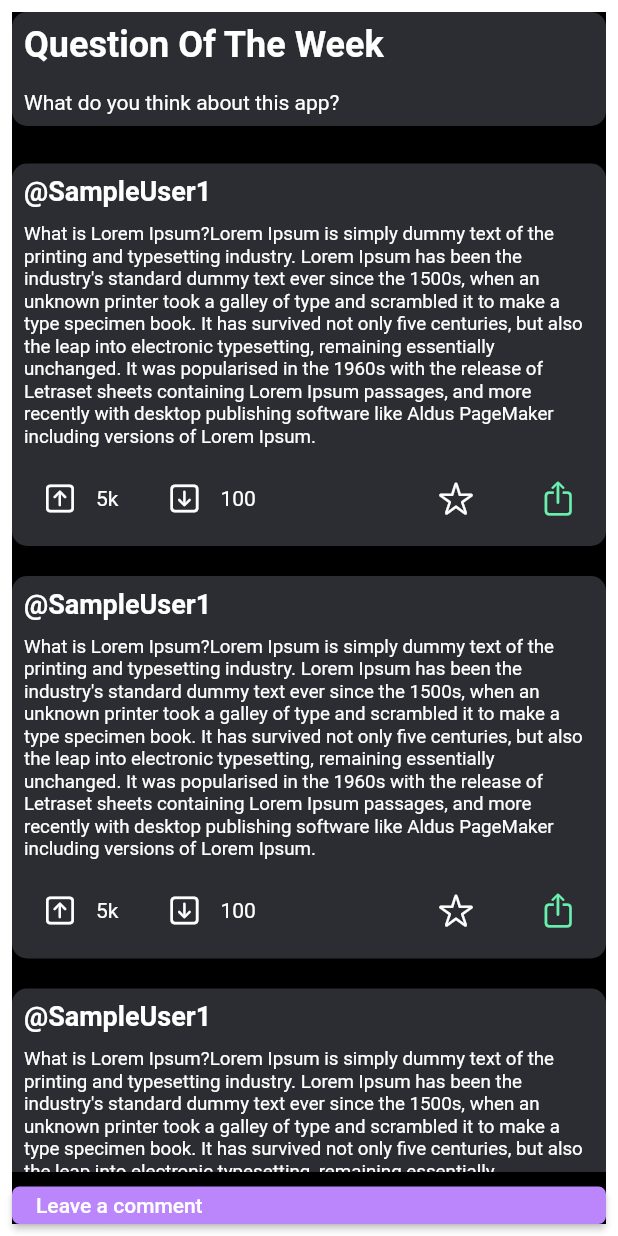
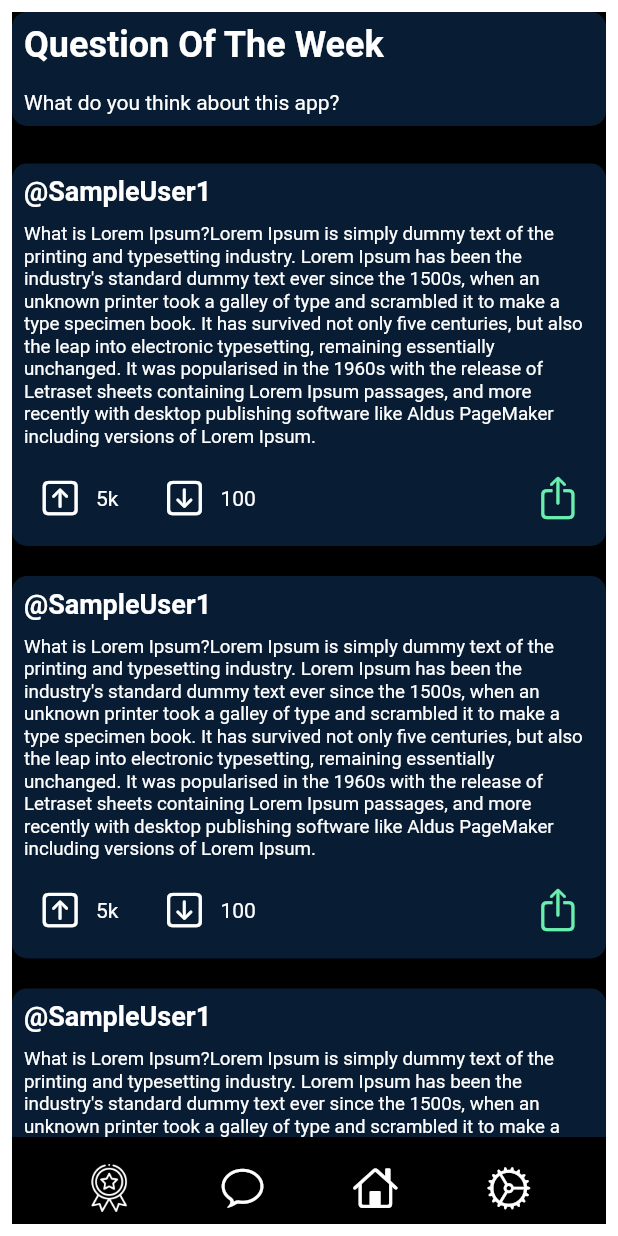
Before and after one commit to armagangok/think_it_up_app, a Flutter app: the screen it shows after launch, on a phone screen of 412 x 824 dp. Run offline on Flutter 3.47's test engine with Material 2 defaults, Android fonts, the phone set to English and light mode, and no system bars; our stand-ins replace get_it.

Commit message:
bottom navigation bar added, icons added

```diff
--- a/lib/app/core/components/common/alignment/alignment.dart
+++ b/lib/app/core/components/common/alignment/alignment.dart
@@ -1,5 +1,5 @@
 import 'package:flutter/material.dart';
-import 'package:think_it_up_app/app/core/theme/colors.dart';
+import '../../../../theme/colors.dart';
 
 /* CUSTOM CONTAINER */
 class CustomContainer extends StatelessWidget {
@@ -14,7 +14,7 @@
         shape: RoundedRectangleBorder(
           borderRadius: BorderRadius.circular(10),
         ),
-        color: customColor.contColor,
+        color: CustomColor().mainColor,
       ),
       child: child,
     );
--- a/lib/app/core/components/common/widgets/buttons.dart
+++ b/lib/app/core/components/common/widgets/buttons.dart
@@ -15,6 +15,7 @@
     return IconButton(
       onPressed: () => onPressed!(),
       icon: icon,
+      iconSize: 30,
     );
   }
 }
--- a/lib/app/core/theme/colors.dart
+++ b/lib/app/theme/colors.dart
@@ -1,6 +1,4 @@
 import 'package:flutter/material.dart';
-
-final CustomColor customColor = CustomColor();
 
 class CustomColor {
   static final CustomColor _singleton = CustomColor._internal();
@@ -9,6 +7,6 @@
     return _singleton;
   }
   CustomColor._internal();
-  Color bgColor = const Color.fromRGBO(62, 62, 62, 1);
-  Color contColor = const Color(0xFF2B2D32);
+  Color bgColor = const Color(0xFF000000);
+  Color mainColor = const Color(0xFF081c34);
 }
--- a/lib/app/views/dashboard/components/stacks/question_widget.dart
+++ b/lib/app/views/dashboard/components/stacks/question_widget.dart
@@ -1,6 +1,6 @@
 import 'package:flutter/material.dart';
 import '../../../../core/components/common/alignment/alignment.dart';
-import '../../../../core/theme/colors.dart';
+import '../../../../theme/colors.dart';
 
 class QuestionWidget extends StatelessWidget {
   const QuestionWidget({Key? key}) : super(key: key);
@@ -12,7 +12,7 @@
         shape: RoundedRectangleBorder(
           borderRadius: BorderRadius.circular(10),
         ),
-        color: customColor.contColor,
+        color: CustomColor().mainColor,
       ),
       width: MediaQuery.of(context).size.longestSide,
       child: Column(
--- a/lib/app/views/dashboard/dashboard.dart
+++ b/lib/app/views/dashboard/dashboard.dart
@@ -1,3 +1,4 @@
+import 'package:flutter/cupertino.dart';
 import 'package:flutter/material.dart';
 import 'package:think_it_up_app/app/core/components/common/alignment/alignment.dart';
 import 'package:think_it_up_app/app/core/components/common/widgets/buttons.dart';
@@ -35,12 +36,27 @@
             mainAxisSize: MainAxisSize.min,
             children: [
               const SizedBox10H(),
-              CustomElevatedButton(
-                buttonWidth: MediaQuery.of(context).size.longestSide,
-                buttonHeigth: 25,
-                radius: 5,
-                text: "Leave a comment",
-                onPressed: () {},
+              Row(
+                mainAxisAlignment: MainAxisAlignment.spaceEvenly,
+                children: [
+                  IconButton(
+                    icon: Image.asset("assets/icons/medal.png"),
+                    onPressed: () {},
+                    iconSize: 30,
+                  ),
+                  CustomIconButton(
+                    icon: const Icon(CupertinoIcons.chat_bubble),
+                    onPressed: () {},
+                  ),
+                  CustomIconButton(
+                    icon: const Icon(CupertinoIcons.home),
+                    onPressed: () {},
+                  ),
+                  CustomIconButton(
+                    icon: const Icon(CupertinoIcons.settings),
+                    onPressed: () {},
+                  ),
+                ],
               ),
             ],
           ),
--- a/lib/main.dart
+++ b/lib/main.dart
@@ -1,5 +1,5 @@
 import 'package:flutter/material.dart';
-import 'app/core/theme/theme.dart';
+import 'app/theme/theme.dart';
 import 'app/views/dashboard/dashboard.dart';
 import 'background/initilization/initapp.dart';
 
```
Also changed, not shown: lib/app/views/auth/login.dart (added, +10 -0 lines), lib/app/views/auth/signup.dart (added, +10 -0 lines), lib/app/views/dashboard/components/stacks/comment_widget.dart (+3 -7 lines), lib/app/views/home/homeview.dart (+29 -27 lines), pubspec.yaml (+4 -3 lines), assets/icons/medal.png (added), lib/app/theme/theme.dart (renamed from lib/app/core/theme/theme.dart).
